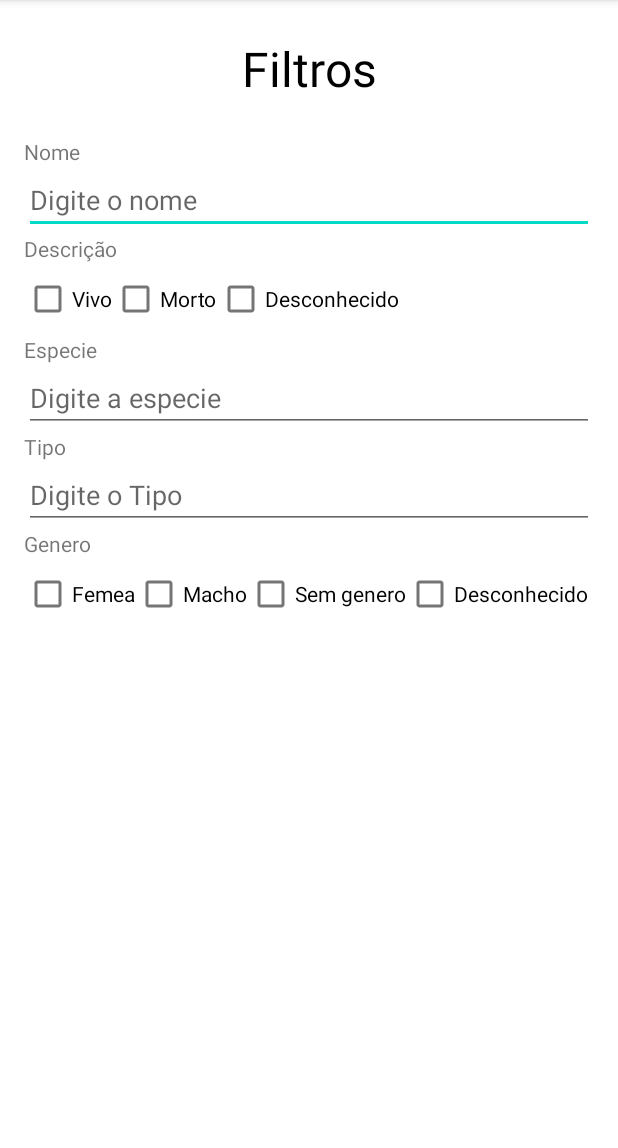
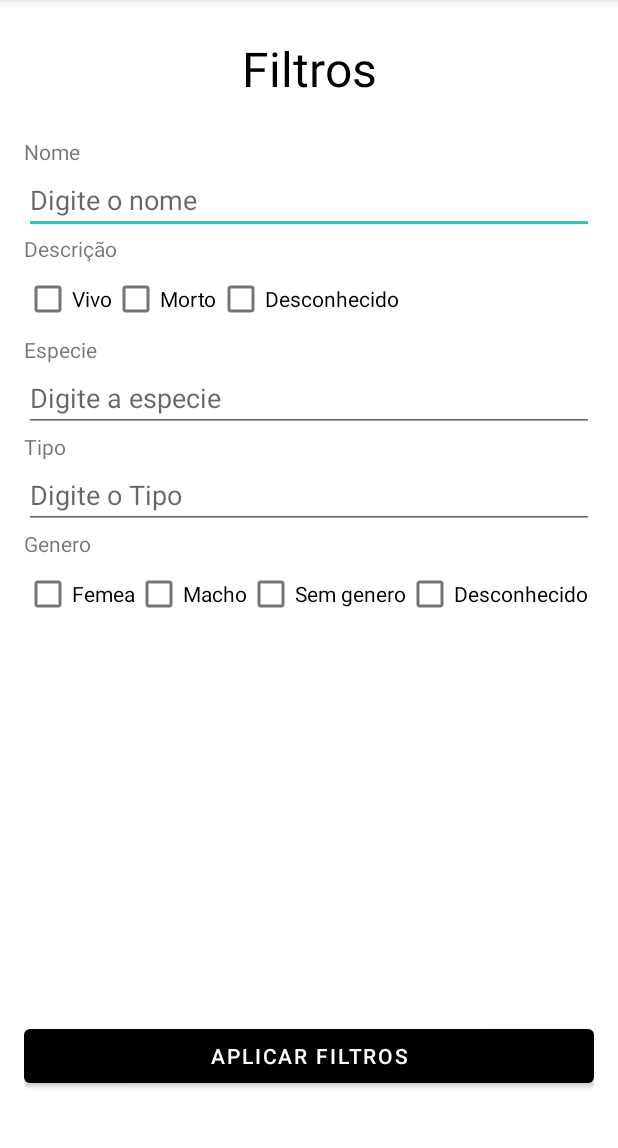
Before and after one commit to gcomartins/RickAndMortyApp, an Android app: the FilterActivity screen opened directly, with no data from a screen before it, on a phone screen of 412 x 824 dp, the part 84-1232 px from its top. Run offline under Robolectric (Android 15) with nearby library versions, the phone set to English and light mode, and no system bars.

Commit message:
Aplicando filtros

```diff
--- a/app/src/main/java/com/example/rickandmortyapp/ui/search/FilterActivity.kt
+++ b/app/src/main/java/com/example/rickandmortyapp/ui/search/FilterActivity.kt
@@ -1,14 +1,78 @@
 package com.example.rickandmortyapp.ui.search
 
+import android.os.Bundle
+import android.view.View
+import android.widget.Button
+import android.widget.CheckBox
+import android.widget.EditText
 import androidx.appcompat.app.AppCompatActivity
-import android.os.Bundle
 import com.example.rickandmortyapp.R
+import com.example.rickandmortyapp.models.Filtros
 
 class FilterActivity : AppCompatActivity() {
+    private lateinit var inputName: EditText
+    private lateinit var checkboxAlive: CheckBox
+    private lateinit var checkboxDead: CheckBox
+    private lateinit var checkboxUnknown: CheckBox
+    private lateinit var inputSpecies: EditText
+    private lateinit var inputType: EditText
+    private lateinit var checkboxFemale: CheckBox
+    private lateinit var checkboxMale: CheckBox
+    private lateinit var checkboxGenderless: CheckBox
+    private lateinit var checkboxGenderUnknown: CheckBox
+    private lateinit var button: Button
+
     override fun onCreate(savedInstanceState: Bundle?) {
         super.onCreate(savedInstanceState)
         setContentView(R.layout.activity_filter2)
 
+        // Inicializar as views do layout
+        inputName = findViewById(R.id.input_name)
+        checkboxAlive = findViewById(R.id.checkbox_alive)
+        checkboxDead = findViewById(R.id.checkbox_dead)
+        checkboxUnknown = findViewById(R.id.checkbox_unknown)
+        inputSpecies = findViewById(R.id.input_species)
+        inputType = findViewById(R.id.input_type)
+        checkboxFemale = findViewById(R.id.checkbox_female)
+        checkboxMale = findViewById(R.id.checkbox_male)
+        checkboxGenderless = findViewById(R.id.checkbox_genderless)
+        checkboxGenderUnknown = findViewById(R.id.checkbox_gender_unknown)
+        button = findViewById(R.id.button_filter)
 
+        button.setOnClickListener {
+            applyFilters(it)
+        }
     }
+
+    fun applyFilters(view: View) {
+        // Atualizar os valores das variáveis da classe Filtros com base nos inputs do usuário
+        Filtros.name = inputName.text.toString()
+        Filtros.status = getStatusFilter()
+        Filtros.species = inputSpecies.text.toString()
+        Filtros.type = inputType.text.toString()
+        Filtros.gender = getGenderFilter()
+
+        // Realizar a ação desejada com os filtros aplicados, por exemplo, retornar para a atividade anterior
+        onBackPressed()
+    }
+
+    private fun getStatusFilter(): String? {
+        return when {
+            checkboxAlive.isChecked -> "alive"
+            checkboxDead.isChecked -> "dead"
+            checkboxUnknown.isChecked -> "unknown"
+            else -> null
+        }
+    }
+
+    private fun getGenderFilter(): String? {
+        return when {
+            checkboxFemale.isChecked -> "female"
+            checkboxMale.isChecked -> "male"
+            checkboxGenderless.isChecked -> "genderless"
+            checkboxGenderUnknown.isChecked -> "unknown"
+            else -> null
+        }
+    }
+
 }
--- a/app/src/main/java/com/example/rickandmortyapp/ui/search/FilterViewModel.kt
+++ b/app/src/main/java/com/example/rickandmortyapp/ui/search/FilterViewModel.kt
@@ -3,4 +3,5 @@ package com.example.rickandmortyapp.ui.search
 import androidx.lifecycle.ViewModel
 
 class FilterViewModel: ViewModel() {
+
 }
--- a/app/src/main/res/layout/activity_filter2.xml
+++ b/app/src/main/res/layout/activity_filter2.xml
@@ -157,4 +157,15 @@
         app:layout_constraintStart_toEndOf="@id/checkbox_genderless"
         />
 
+    <Button
+        android:id="@+id/button_filter"
+        android:layout_width="match_parent"
+        android:layout_height="wrap_content"
+        android:text="Aplicar filtros"
+        app:layout_constraintBottom_toBottomOf="parent"
+        app:layout_constraintStart_toStartOf="parent"
+        app:layout_constraintEnd_toEndOf="parent"
+        android:layout_marginBottom="40dp"
+        />
+
 </androidx.constraintlayout.widget.ConstraintLayout>
```
